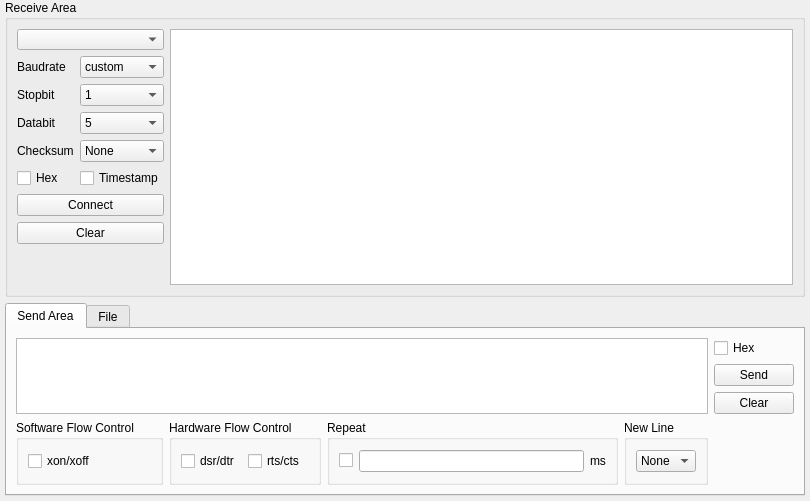
Qt form src/ui/serial.ui (nixgnauhcuy/QtComMate) before a commit.
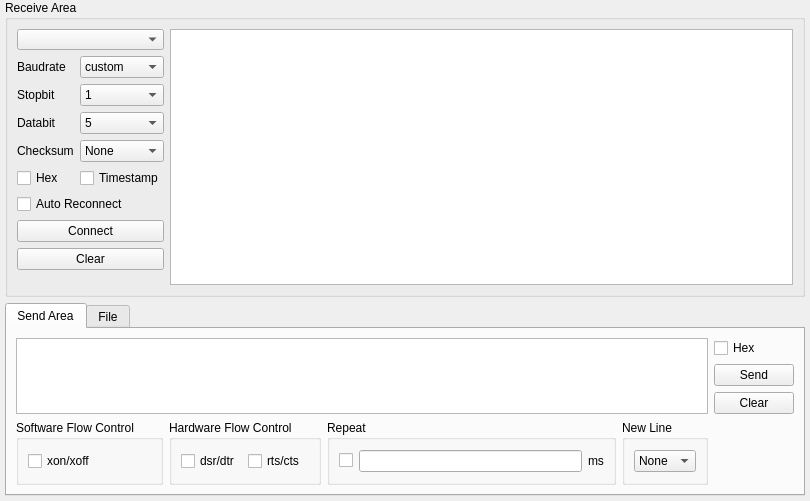
The same form after that commit. Custom widgets are drawn as their Qt base class.

Commit message: Add serial auto-reconnect with disconnect detection

Diff of the .ui file:
```diff
--- a/src/ui/serial.ui
+++ b/src/ui/serial.ui
@@ -305,13 +305,20 @@
          </widget>
         </item>
         <item row="6" column="0" colspan="2">
+         <widget class="QCheckBox" name="serialAutoReconnectCheckBox">
+          <property name="text">
+           <string>Auto Reconnect</string>
+          </property>
+         </widget>
+        </item>
+        <item row="7" column="0" colspan="2">
          <widget class="QPushButton" name="serialConnectComPushButton">
           <property name="text">
            <string>Connect</string>
           </property>
          </widget>
         </item>
-        <item row="7" column="0" colspan="2">
+        <item row="8" column="0" colspan="2">
          <widget class="QPushButton" name="serialReceiveClearPushButton">
           <property name="text">
            <string>Clear</string>
@@ -424,17 +431,17 @@
             </item>
             <item>
              <property name="text">
-              <string>\r\n</string>
+              <string>CRLF</string>
              </property>
             </item>
             <item>
              <property name="text">
-              <string>\n</string>
+              <string>CR</string>
              </property>
             </item>
             <item>
              <property name="text">
-              <string>\r</string>
+              <string>LF</string>
              </property>
             </item>
            </widget>
```
The commit also changes 12 other files.
